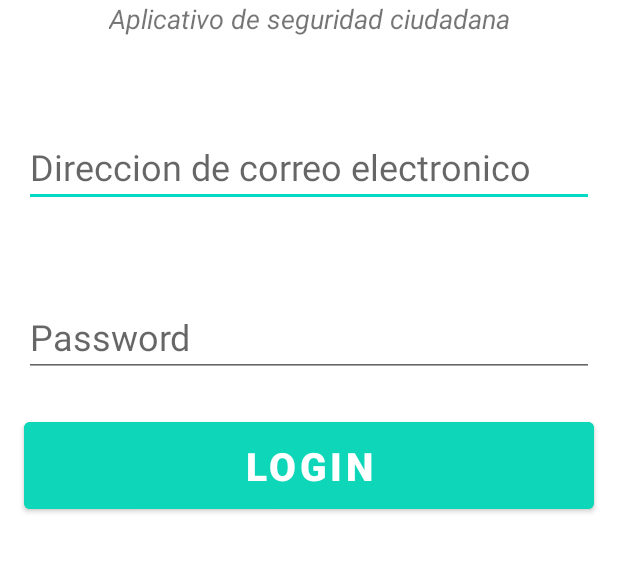
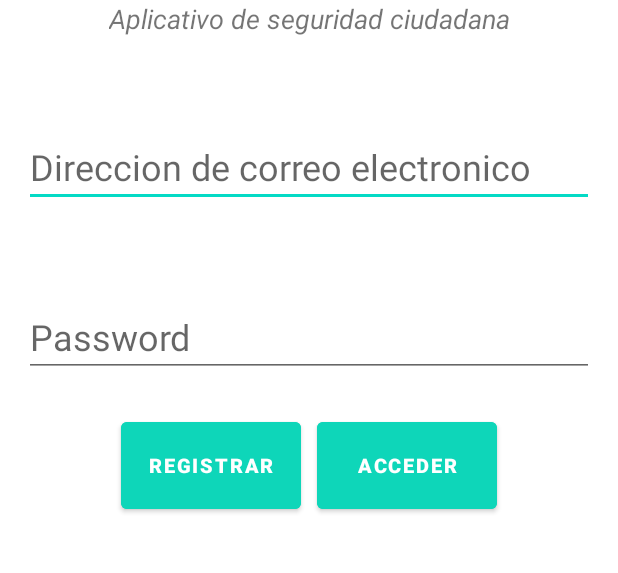
Before and after one commit to paulbm9/ST-Robmac, an Android app: the screen it shows after launch (AuthActivity), on a phone screen of 412 x 824 dp, the part 280-853 px from its top. Run offline under Robolectric (Android 15) with nearby library versions, the phone set to English and light mode, and no system bars.

Commit message:
Fix position layout

```diff
--- a/app/src/main/res/layout/activity_auth.xml
+++ b/app/src/main/res/layout/activity_auth.xml
@@ -59,16 +59,32 @@
         app:layout_constraintTop_toBottomOf="@+id/email" />
 
     <Button
-        android:id="@+id/signIn"
-        android:layout_width="380dp"
+        android:id="@+id/signUp"
+        android:layout_width="120dp"
         android:layout_height="70dp"
         android:layout_marginTop="24dp"
+        android:layout_marginRight="50dp"
         android:backgroundTint="#0ED6B9"
-        android:text="Login"
+        android:text="Registrar"
         android:textColor="#ffffff"
-        android:textSize="26sp"
+        android:textSize="13sp"
         android:textStyle="bold"
         app:layout_constraintLeft_toLeftOf="parent"
+        app:layout_constraintRight_toRightOf="@id/signIn"
+        app:layout_constraintTop_toBottomOf="@+id/password" />
+
+    <Button
+        android:id="@+id/signIn"
+        android:layout_width="120dp"
+        android:layout_height="70dp"
+        android:layout_marginLeft="50dp"
+        android:layout_marginTop="24dp"
+        android:backgroundTint="#0ED6B9"
+        android:text="Acceder"
+        android:textColor="#ffffff"
+        android:textSize="13sp"
+        android:textStyle="bold"
+        app:layout_constraintLeft_toLeftOf="@id/signUp"
         app:layout_constraintRight_toRightOf="parent"
         app:layout_constraintTop_toBottomOf="@+id/password" />
 
```
